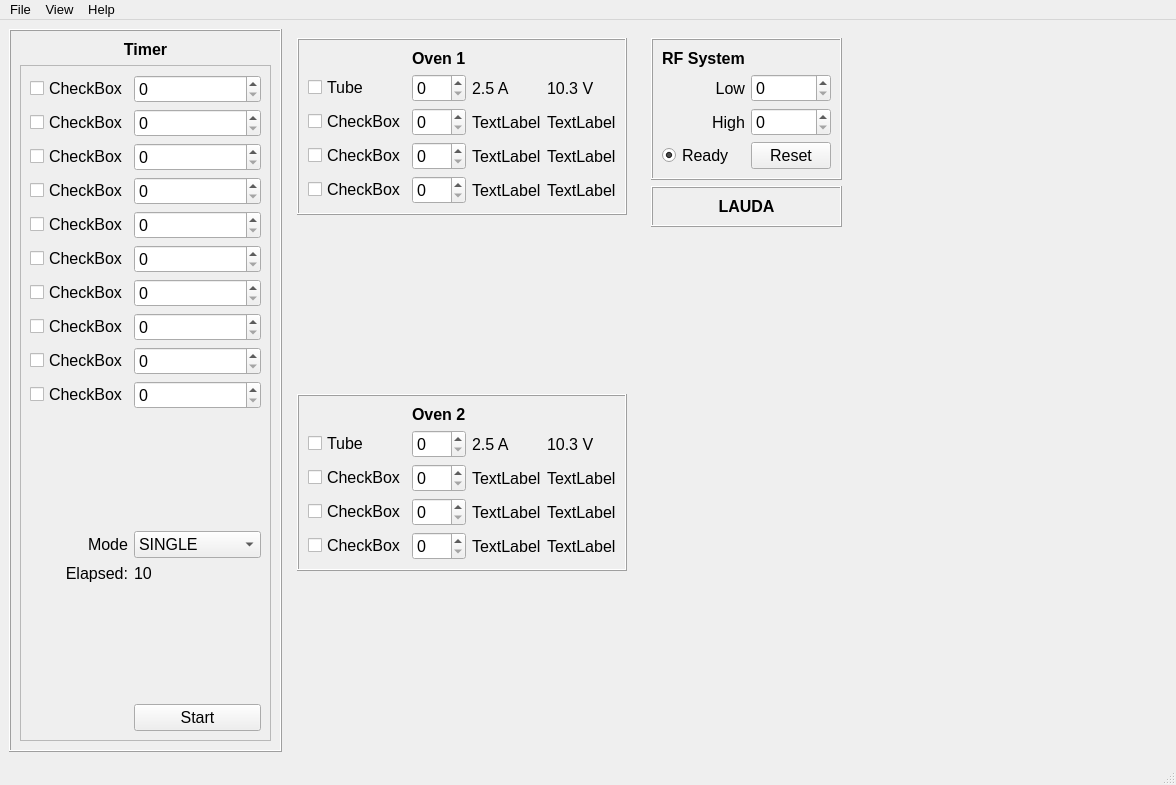
Old version of the form PyIonSourceUI.ui in the repository salinsalins/PyIonSourceUI.
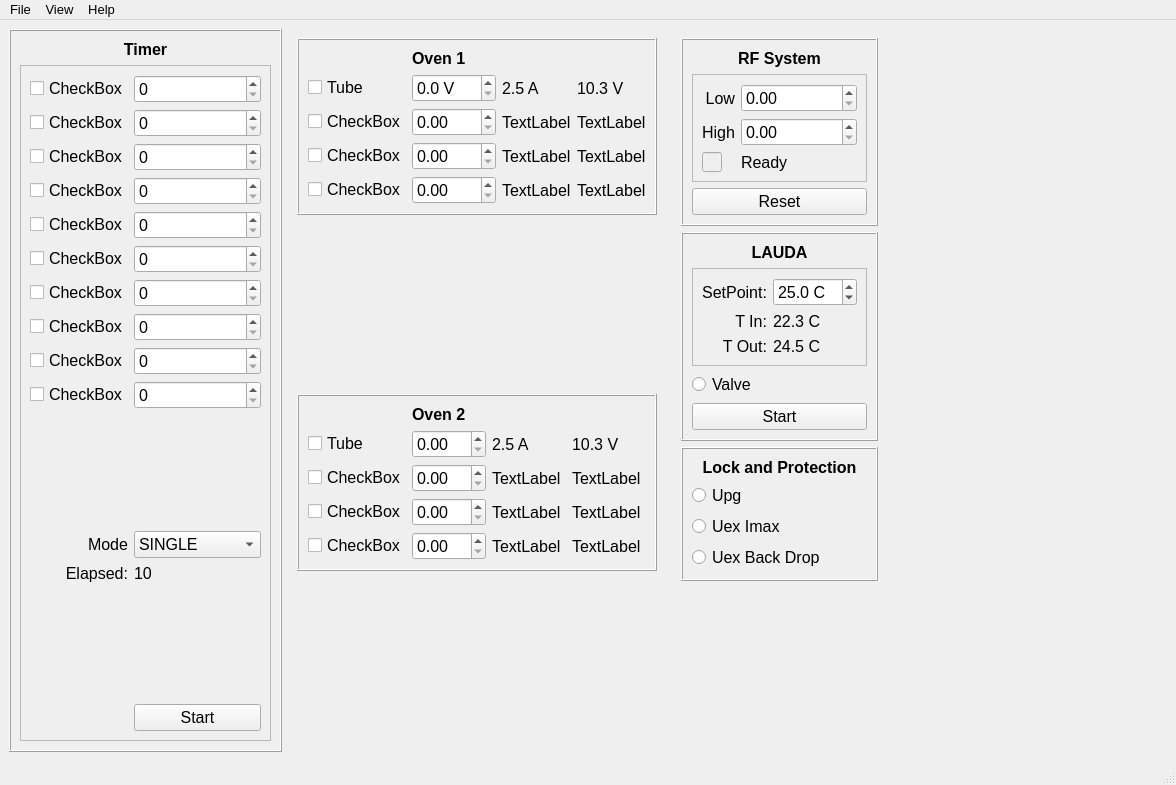
New version of the form.

The edit to the form file:
```diff
--- a/PyIonSourceUI.ui
+++ b/PyIonSourceUI.ui
@@ -300,9 +300,6 @@
                 </property>
                </widget>
               </item>
-              <item row="1" column="1">
-               <widget class="QSpinBox" name="spinBox_11"/>
-              </item>
               <item row="1" column="2">
                <widget class="QLabel" name="label_10">
                 <property name="text">
@@ -324,9 +321,6 @@
                 </property>
                </widget>
               </item>
-              <item row="2" column="1">
-               <widget class="QSpinBox" name="spinBox_14"/>
-              </item>
               <item row="2" column="2">
                <widget class="QLabel" name="label_11">
                 <property name="text">
@@ -348,9 +342,6 @@
                 </property>
                </widget>
               </item>
-              <item row="3" column="1">
-               <widget class="QSpinBox" name="spinBox_13"/>
-              </item>
               <item row="3" column="2">
                <widget class="QLabel" name="label_14">
                 <property name="text">
@@ -372,9 +363,6 @@
                 </property>
                </widget>
               </item>
-              <item row="4" column="1">
-               <widget class="QSpinBox" name="spinBox_12"/>
-              </item>
               <item row="4" column="2">
                <widget class="QLabel" name="label_15">
                 <property name="text">
@@ -389,6 +377,28 @@
                 </property>
                </widget>
               </item>
+              <item row="1" column="1">
+               <widget class="QDoubleSpinBox" name="doubleSpinBox_4">
+                <property name="suffix">
+                 <string> V</string>
+                </property>
+                <property name="decimals">
+                 <number>1</number>
+                </property>
+                <property name="singleStep">
+                 <double>1.000000000000000</double>
+                </property>
+               </widget>
+              </item>
+              <item row="2" column="1">
+               <widget class="QDoubleSpinBox" name="doubleSpinBox_5"/>
+              </item>
+              <item row="3" column="1">
+               <widget class="QDoubleSpinBox" name="doubleSpinBox_6"/>
+              </item>
+              <item row="4" column="1">
+               <widget class="QDoubleSpinBox" name="doubleSpinBox_7"/>
+              </item>
              </layout>
             </widget>
            </item>
@@ -421,12 +431,6 @@
                 </property>
                </widget>
               </item>
-              <item row="3" column="1">
-               <widget class="QSpinBox" name="spinBox_16"/>
-              </item>
-              <item row="4" column="1">
-               <widget class="QSpinBox" name="spinBox_17"/>
-              </item>
               <item row="3" column="2">
                <widget class="QLabel" name="label_20">
                 <property name="text">
@@ -455,9 +459,6 @@
                 </property>
                </widget>
               </item>
-              <item row="2" column="1">
-               <widget class="QSpinBox" name="spinBox_15"/>
-              </item>
               <item row="1" column="1">
                <widget class="QLabel" name="label_18">
                 <property name="font">
@@ -471,9 +472,6 @@
                 </property>
                </widget>
               </item>
-              <item row="5" column="1">
-               <widget class="QSpinBox" name="spinBox_18"/>
-              </item>
               <item row="3" column="0">
                <widget class="QCheckBox" name="checkBox_21">
                 <property name="text">
@@ -523,6 +521,18 @@
                 </property>
                </widget>
               </item>
+              <item row="2" column="1">
+               <widget class="QDoubleSpinBox" name="doubleSpinBox_8"/>
+              </item>
+              <item row="3" column="1">
+               <widget class="QDoubleSpinBox" name="doubleSpinBox_9"/>
+              </item>
+              <item row="4" column="1">
+               <widget class="QDoubleSpinBox" name="doubleSpinBox_10"/>
+              </item>
+              <item row="5" column="1">
+               <widget class="QDoubleSpinBox" name="doubleSpinBox_11"/>
+              </item>
              </layout>
             </widget>
            </item>
@@ -559,57 +569,8 @@
              <property name="frameShadow">
               <enum>QFrame::Raised</enum>
              </property>
-             <layout class="QGridLayout" name="gridLayout_6">
-              <item row="2" column="0">
-               <widget class="QLabel" name="label_26">
-                <property name="text">
-                 <string>High</string>
-                </property>
-                <property name="alignment">
-                 <set>Qt::AlignRight|Qt::AlignTrailing|Qt::AlignVCenter</set>
-                </property>
-               </widget>
-              </item>
-              <item row="2" column="1">
-               <widget class="QSpinBox" name="spinBox_21"/>
-              </item>
-              <item row="1" column="0">
-               <widget class="QLabel" name="label_28">
-                <property name="text">
-                 <string>Low</string>
-                </property>
-                <property name="alignment">
-                 <set>Qt::AlignRight|Qt::AlignTrailing|Qt::AlignVCenter</set>
-                </property>
-               </widget>
-              </item>
-              <item row="1" column="1">
-               <widget class="QSpinBox" name="spinBox_20"/>
-              </item>
-              <item row="3" column="0">
-               <widget class="QRadioButton" name="radioButton">
-                <property name="enabled">
-                 <bool>true</bool>
-                </property>
-                <property name="text">
-                 <string>Ready</string>
-                </property>
-                <property name="checkable">
-                 <bool>true</bool>
-                </property>
-                <property name="checked">
-                 <bool>true</bool>
-                </property>
-               </widget>
-              </item>
-              <item row="3" column="1">
-               <widget class="QPushButton" name="pushButton">
-                <property name="text">
-                 <string>Reset</string>
-                </property>
-               </widget>
-              </item>
-              <item row="0" column="0">
+             <layout class="QVBoxLayout" name="verticalLayout_8">
+              <item>
                <widget class="QLabel" name="label_27">
                 <property name="font">
                  <font>
@@ -625,6 +586,98 @@
                 </property>
                </widget>
               </item>
+              <item>
+               <widget class="QFrame" name="frame_13">
+                <property name="frameShape">
+                 <enum>QFrame::StyledPanel</enum>
+                </property>
+                <property name="frameShadow">
+                 <enum>QFrame::Raised</enum>
+                </property>
+                <layout class="QGridLayout" name="gridLayout_6">
+                 <item row="1" column="1">
+                  <widget class="QDoubleSpinBox" name="doubleSpinBox_2"/>
+                 </item>
+                 <item row="0" column="1">
+                  <widget class="QDoubleSpinBox" name="doubleSpinBox_3"/>
+                 </item>
+                 <item row="0" column="0">
+                  <widget class="QLabel" name="label_28">
+                   <property name="text">
+                    <string>Low</string>
+                   </property>
+                   <property name="alignment">
+                    <set>Qt::AlignRight|Qt::AlignTrailing|Qt::AlignVCenter</set>
+                   </property>
+                  </widget>
+                 </item>
+                 <item row="1" column="0">
+                  <widget class="QLabel" name="label_26">
+                   <property name="text">
+                    <string>High</string>
+                   </property>
+                   <property name="alignment">
+                    <set>Qt::AlignRight|Qt::AlignTrailing|Qt::AlignVCenter</set>
+                   </property>
+                  </widget>
+                 </item>
+                 <item row="2" column="0">
+                  <widget class="QLineEdit" name="lineEdit">
+                   <property name="enabled">
+                    <bool>false</bool>
+                   </property>
+                   <property name="sizePolicy">
+                    <sizepolicy hsizetype="Fixed" vsizetype="Fixed">
+                     <horstretch>0</horstretch>
+                     <verstretch>0</verstretch>
+                    </sizepolicy>
+                   </property>
+                   <property name="minimumSize">
+                    <size>
+                     <width>20</width>
+                     <height>20</height>
+                    </size>
+                   </property>
+                   <property name="maximumSize">
+                    <size>
+                     <width>20</width>
+                     <height>20</height>
+                    </size>
+                   </property>
+                   <property name="baseSize">
+                    <size>
+                     <width>20</width>
+                     <height>20</height>
+                    </size>
+                   </property>
+                   <property name="mouseTracking">
+                    <bool>false</bool>
+                   </property>
+                   <property name="acceptDrops">
+                    <bool>false</bool>
+                   </property>
+                   <property name="text">
+                    <string/>
+                   </property>
+                  </widget>
+                 </item>
+                 <item row="2" column="1">
+                  <widget class="QLabel" name="label_36">
+                   <property name="text">
+                    <string>Ready</string>
+                   </property>
+                  </widget>
+                 </item>
+                </layout>
+               </widget>
+              </item>
+              <item>
+               <widget class="QPushButton" name="pushButton">
+                <property name="text">
+                 <string>Reset</string>
+                </property>
+               </widget>
+              </item>
              </layout>
             </widget>
            </item>
@@ -653,6 +706,156 @@
                 </property>
                </widget>
               </item>
+              <item row="1" column="0">
+               <widget class="QFrame" name="frame_14">
+                <property name="frameShape">
+                 <enum>QFrame::StyledPanel</enum>
+                </property>
+                <property name="frameShadow">
+                 <enum>QFrame::Raised</enum>
+                </property>
+                <layout class="QGridLayout" name="gridLayout_8">
+                 <item row="3" column="0">
+                  <widget class="QLabel" name="label_32">
+                   <property name="text">
+                    <string>T Out:</string>
+                   </property>
+                   <property name="alignment">
+                    <set>Qt::AlignRight|Qt::AlignTrailing|Qt::AlignVCenter</set>
+                   </property>
+                  </widget>
+                 </item>
+                 <item row="2" column="0">
+                  <widget class="QLabel" name="label_31">
+                   <property name="text">
+                    <string>T In:</string>
+                   </property>
+                   <property name="alignment">
+                    <set>Qt::AlignRight|Qt::AlignTrailing|Qt::AlignVCenter</set>
+                   </property>
+                  </widget>
+                 </item>
+                 <item row="0" column="0">
+                  <widget class="QLabel" name="label_30">
+                   <property name="text">
+                    <string>SetPoint:</string>
+                   </property>
+                   <property name="alignment">
+                    <set>Qt::AlignRight|Qt::AlignTrailing|Qt::AlignVCenter</set>
+                   </property>
+                  </widget>
+                 </item>
+                 <item row="2" column="1">
+                  <widget class="QLabel" name="label_33">
+                   <property name="text">
+                    <string>22.3 C</string>
+                   </property>
+                  </widget>
+                 </item>
+                 <item row="3" column="1">
+                  <widget class="QLabel" name="label_34">
+                   <property name="text">
+                    <string>24.5 C</string>
+                   </property>
+                  </widget>
+                 </item>
+                 <item row="0" column="1">
+                  <widget class="QDoubleSpinBox" name="doubleSpinBox">
+                   <property name="suffix">
+                    <string> C</string>
+                   </property>
+                   <property name="decimals">
+                    <number>1</number>
+                   </property>
+                   <property name="minimum">
+                    <double>20.000000000000000</double>
+                   </property>
+                   <property name="maximum">
+                    <double>250.000000000000000</double>
+                   </property>
+                   <property name="singleStep">
+                    <double>10.000000000000000</double>
+                   </property>
+                   <property name="value">
+                    <double>25.000000000000000</double>
+                   </property>
+                  </widget>
+                 </item>
+                </layout>
+               </widget>
+              </item>
+              <item row="3" column="0">
+               <widget class="QRadioButton" name="radioButton_2">
+                <property name="text">
+                 <string>Valve</string>
+                </property>
+               </widget>
+              </item>
+              <item row="4" column="0">
+               <widget class="QPushButton" name="pushButton_3">
+                <property name="text">
+                 <string>Start</string>
+                </property>
+               </widget>
+              </item>
+             </layout>
+            </widget>
+           </item>
+           <item>
+            <widget class="QFrame" name="frame_15">
+             <property name="frameShape">
+              <enum>QFrame::Box</enum>
+             </property>
+             <property name="frameShadow">
+              <enum>QFrame::Raised</enum>
+             </property>
+             <layout class="QVBoxLayout" name="verticalLayout_9">
+              <item>
+               <widget class="QLabel" name="label_35">
+                <property name="font">
+                 <font>
+                  <weight>75</weight>
+                  <bold>true</bold>
+                 </font>
+                </property>
+                <property name="text">
+                 <string>Lock and Protection</string>
+                </property>
+                <property name="alignment">
+                 <set>Qt::AlignHCenter|Qt::AlignTop</set>
+                </property>
+               </widget>
+              </item>
+              <item>
+               <widget class="QRadioButton" name="radioButton_5">
+                <property name="text">
+                 <string>Upg</string>
+                </property>
+                <property name="autoExclusive">
+                 <bool>false</bool>
+                </property>
+               </widget>
+              </item>
+              <item>
+               <widget class="QRadioButton" name="radioButton_3">
+                <property name="text">
+                 <string>Uex Imax</string>
+                </property>
+                <property name="autoExclusive">
+                 <bool>false</bool>
+                </property>
+               </widget>
+              </item>
+              <item>
+               <widget class="QRadioButton" name="radioButton_4">
+                <property name="text">
+                 <string>Uex Back Drop</string>
+                </property>
+                <property name="autoExclusive">
+                 <bool>false</bool>
+                </property>
+               </widget>
+              </item>
              </layout>
             </widget>
            </item>
```
Left out of the diff: 2 changed lines with no effect on the pictures.
